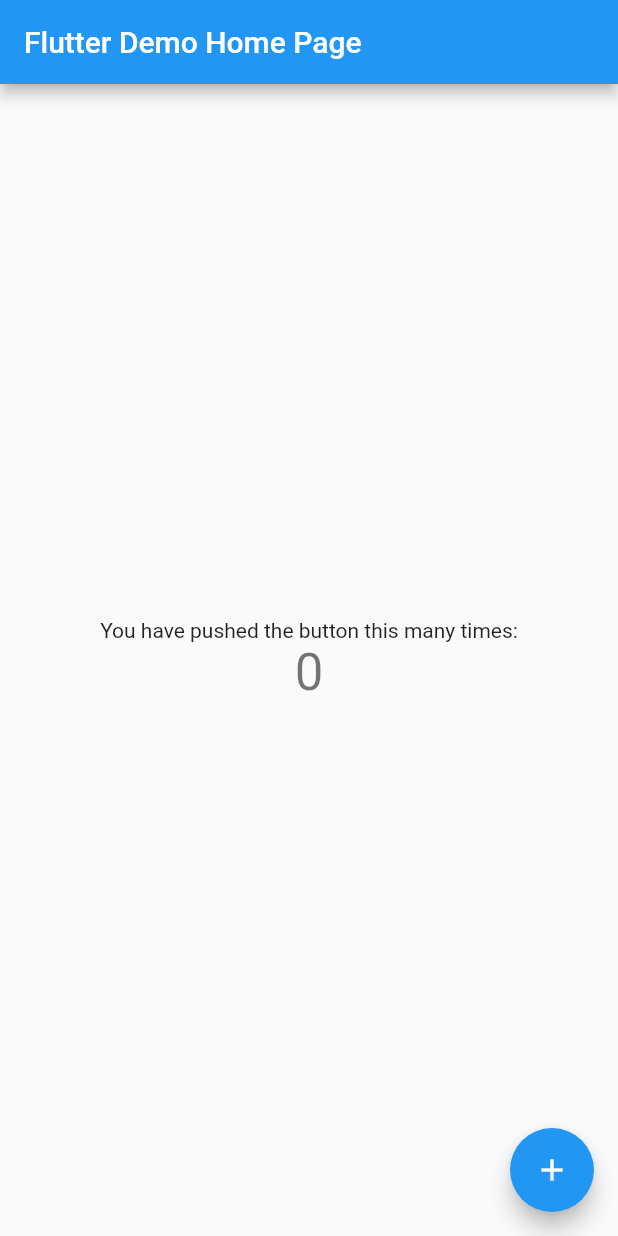
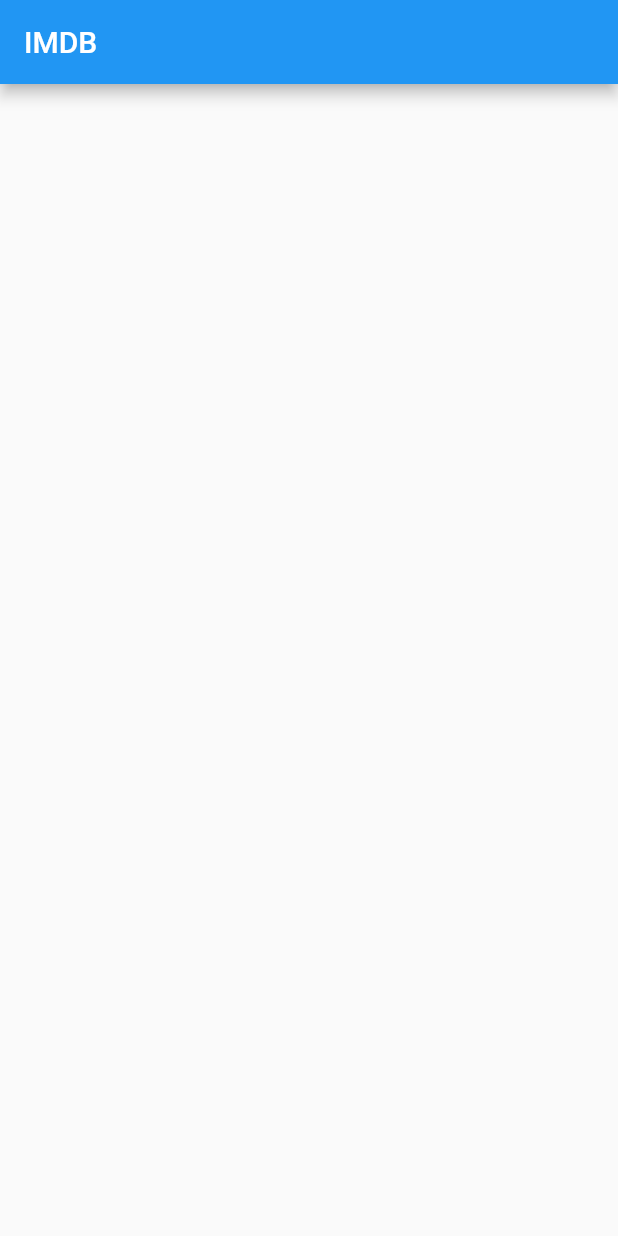
Before and after one commit to Sarbjyotsingh/flutter_imdb_app, a Flutter app: the screen it shows after launch, on a phone screen of 412 x 824 dp. Run offline on Flutter 3.47's test engine with Material 2 defaults, Android fonts, the phone set to English and light mode, and no system bars.

Commit message:
Cleaning boilerplate code

```diff
--- a/lib/main.dart
+++ b/lib/main.dart
@@ -11,105 +11,32 @@ class MyApp extends StatelessWidget {
   @override
   Widget build(BuildContext context) {
     return MaterialApp(
-      title: 'Flutter Demo',
+      title: 'Flutter IMDB App',
       theme: ThemeData(
-        // This is the theme of your application.
-        //
-        // Try running your application with "flutter run". You'll see the
-        // application has a blue toolbar. Then, without quitting the app, try
-        // changing the primarySwatch below to Colors.green and then invoke
-        // "hot reload" (press "r" in the console where you ran "flutter run",
-        // or simply save your changes to "hot reload" in a Flutter IDE).
-        // Notice that the counter didn't reset back to zero; the application
-        // is not restarted.
         primarySwatch: Colors.blue,
       ),
-      home: const MyHomePage(title: 'Flutter Demo Home Page'),
+      home: const MyHomePage(),
     );
   }
 }
 
 class MyHomePage extends StatefulWidget {
-  const MyHomePage({super.key, required this.title});
-
-  // This widget is the home page of your application. It is stateful, meaning
-  // that it has a State object (defined below) that contains fields that affect
-  // how it looks.
-
-  // This class is the configuration for the state. It holds the values (in this
-  // case the title) provided by the parent (in this case the App widget) and
-  // used by the build method of the State. Fields in a Widget subclass are
-  // always marked "final".
-
-  final String title;
+  const MyHomePage({
+    super.key,
+  });
 
   @override
   State<MyHomePage> createState() => _MyHomePageState();
 }
 
 class _MyHomePageState extends State<MyHomePage> {
-  int _counter = 0;
-
-  void _incrementCounter() {
-    setState(() {
-      // This call to setState tells the Flutter framework that something has
-      // changed in this State, which causes it to rerun the build method below
-      // so that the display can reflect the updated values. If we changed
-      // _counter without calling setState(), then the build method would not be
-      // called again, and so nothing would appear to happen.
-      _counter++;
-    });
-  }
-
   @override
   Widget build(BuildContext context) {
-    // This method is rerun every time setState is called, for instance as done
-    // by the _incrementCounter method above.
-    //
-    // The Flutter framework has been optimized to make rerunning build methods
-    // fast, so that you can just rebuild anything that needs updating rather
-    // than having to individually change instances of widgets.
     return Scaffold(
       appBar: AppBar(
-        // Here we take the value from the MyHomePage object that was created by
-        // the App.build method, and use it to set our appbar title.
-        title: Text(widget.title),
+        title: const Text('IMDB'),
       ),
-      body: Center(
-        // Center is a layout widget. It takes a single child and positions it
-        // in the middle of the parent.
-        child: Column(
-          // Column is also a layout widget. It takes a list of children and
-          // arranges them vertically. By default, it sizes itself to fit its
-          // children horizontally, and tries to be as tall as its parent.
-          //
-          // Invoke "debug painting" (press "p" in the console, choose the
-          // "Toggle Debug Paint" action from the Flutter Inspector in Android
-          // Studio, or the "Toggle Debug Paint" command in Visual Studio Code)
-          // to see the wireframe for each widget.
-          //
-          // Column has various properties to control how it sizes itself and
-          // how it positions its children. Here we use mainAxisAlignment to
-          // center the children vertically; the main axis here is the vertical
-          // axis because Columns are vertical (the cross axis would be
-          // horizontal).
-          mainAxisAlignment: MainAxisAlignment.center,
-          children: <Widget>[
-            const Text(
-              'You have pushed the button this many times:',
-            ),
-            Text(
-              '$_counter',
-              style: Theme.of(context).textTheme.headlineMedium,
-            ),
-          ],
-        ),
-      ),
-      floatingActionButton: FloatingActionButton(
-        onPressed: _incrementCounter,
-        tooltip: 'Increment',
-        child: const Icon(Icons.add),
-      ), // This trailing comma makes auto-formatting nicer for build methods.
+      body: Container(),
     );
   }
 }
```
Also changed, not shown: analysis_options.yaml (+0 -25 lines), pubspec.yaml (+1 -73 lines).
